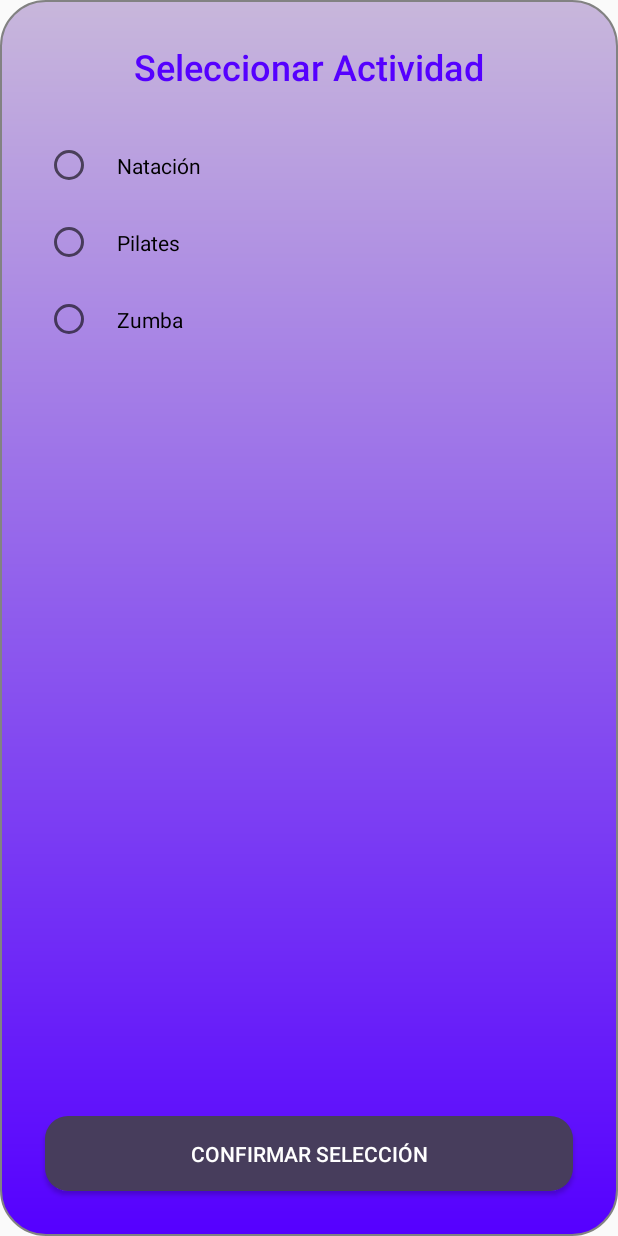
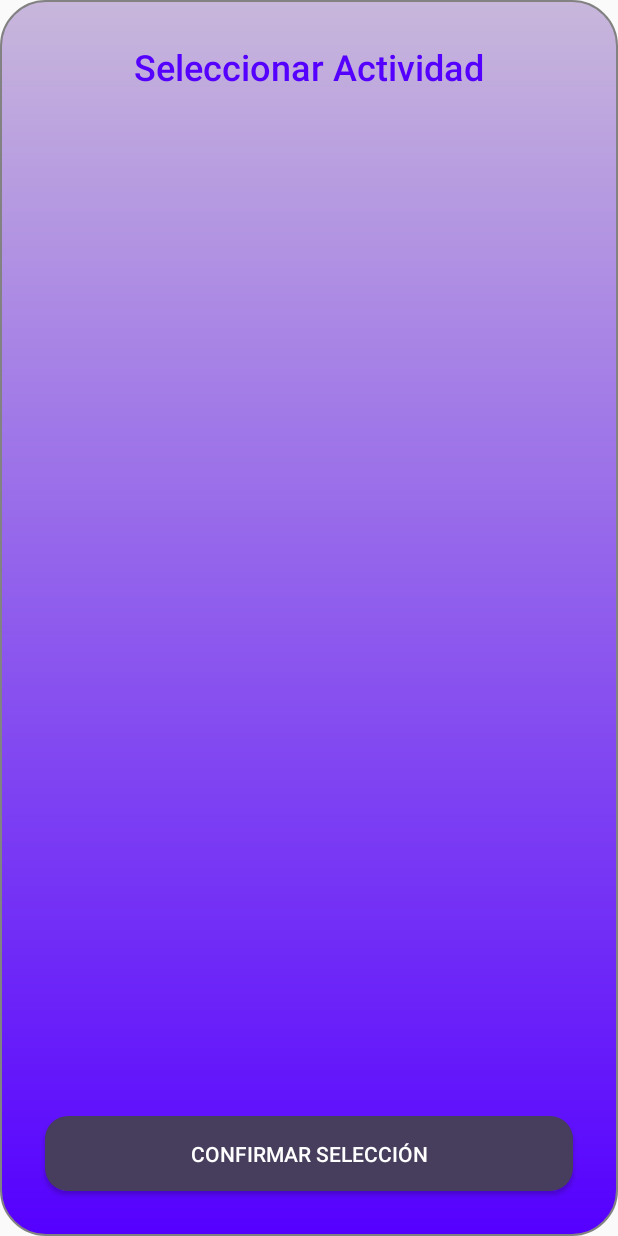
Before and after one commit to Marl8/clubDeportivo-mobile-app, an Android app: the layout activity_popup_seleccionar_actividad.xml on its own in the app's theme, with its tools: preview values and no code run, on a phone screen of 412 x 824 dp. Run offline under Robolectric (Android 15) with nearby library versions, the light colour scheme and no system bars.

Commit message:
Update Select Activity, Pay

```diff
--- /dev/null
+++ b/app/src/main/res/color/radio_button_selector.xml
@@ -0,0 +1,5 @@
+<?xml version="1.0" encoding="utf-8"?>
+<selector xmlns:android="http://schemas.android.com/apk/res/android">
+    <item android:color = "@color/purple" android:state_checked="true"/>
+    <item android:color = "@color/white"/>
+</selector>
--- a/app/src/main/res/layout/activity_popup_seleccionar_actividad.xml
+++ b/app/src/main/res/layout/activity_popup_seleccionar_actividad.xml
@@ -34,26 +34,7 @@
             android:layout_marginHorizontal="30dp"
             android:layout_marginTop="16dp">
 
-            <RadioButton
-                android:id="@+id/radio_natacion"
-                android:layout_width="match_parent"
-                android:layout_height="wrap_content"
-                android:padding="16dp"
-                android:text="Natación" />
 
-            <RadioButton
-                android:id="@+id/radio_pilates"
-                android:layout_width="match_parent"
-                android:layout_height="wrap_content"
-                android:padding="16dp"
-                android:text="Pilates" />
-
-            <RadioButton
-                android:id="@+id/radio_zumba"
-                android:layout_width="match_parent"
-                android:layout_height="wrap_content"
-                android:padding="16dp"
-                android:text="Zumba" />
         </RadioGroup>
 
         <View
--- a/app/src/main/res/values/colors.xml
+++ b/app/src/main/res/values/colors.xml
@@ -2,4 +2,6 @@
 <resources>
     <color name="black">#FF000000</color>
     <color name="white">#FFFFFFFF</color>
+    <color name="lila">#9886BD</color>
+    <color name="purple">#453B54</color>
 </resources>
```
Also changed, not shown: app/src/main/java/com/example/clubdeportivo/activities/PopupSeleccionarActividad.kt (+29 -0 lines), app/src/main/res/drawable/radio_button_selector.xml (deleted, +0 -7 lines), app/src/main/res/values/strings.xml (+8 -0 lines).
